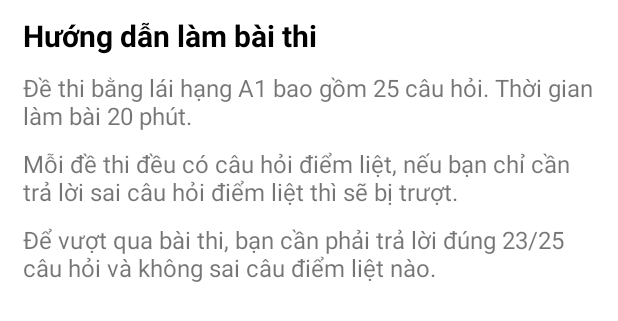
After one commit to chumeodiHERE/On-thi-GPLX, an Android app: the layout custom_thi_info_layout.xml on its own in the app's theme, with its tools: preview values and no code run, on a phone screen of 412 x 824 dp. The commit adds this screen. Shown: the top 321 px of the screen. Run offline under Robolectric (Android 15) with nearby library versions, the phone set to English and light mode, and no system bars.

Commit message:
add thi thu info

```diff
--- /dev/null
+++ b/app/src/main/res/drawable/baseline_info_24.xml
@@ -0,0 +1,5 @@
+<vector android:height="24dp" android:tint="#FFFFFF"
+    android:viewportHeight="24" android:viewportWidth="24"
+    android:width="24dp" xmlns:android="http://schemas.android.com/apk/res/android">
+    <path android:fillColor="@android:color/white" android:pathData="M12,2C6.48,2 2,6.48 2,12s4.48,10 10,10 10,-4.48 10,-10S17.52,2 12,2zM13,17h-2v-6h2v6zM13,9h-2L11,7h2v2z"/>
+</vector>
--- /dev/null
+++ b/app/src/main/res/layout/custom_thi_info_layout.xml
@@ -0,0 +1,34 @@
+<?xml version="1.0" encoding="utf-8"?>
+<LinearLayout xmlns:android="http://schemas.android.com/apk/res/android"
+    android:orientation="vertical"
+    android:layout_width="match_parent"
+    android:layout_height="match_parent"
+    android:layout_gravity="center"
+    android:paddingHorizontal="15dp">
+
+    <TextView
+        android:layout_width="wrap_content"
+        android:layout_height="wrap_content"
+        android:text="Hướng dẫn làm bài thi"
+        android:textSize="20sp"
+        android:textStyle="bold"
+        android:textColor="@color/black"
+        android:layout_marginVertical="10dp"/>
+    <TextView
+        android:layout_width="wrap_content"
+        android:layout_height="wrap_content"
+        android:text="Đề thi bằng lái hạng A1 bao gồm 25 câu hỏi. Thời gian làm bài 20 phút."
+        android:textSize="16sp" />
+    <TextView
+        android:layout_width="wrap_content"
+        android:layout_height="wrap_content"
+        android:text="Mỗi đề thi đều có câu hỏi điểm liệt, nếu bạn chỉ cần trả lời sai câu hỏi điểm liệt thì sẽ bị trượt."
+        android:textSize="16sp"
+        android:layout_marginVertical="10dp"/>
+    <TextView
+        android:layout_width="wrap_content"
+        android:layout_height="wrap_content"
+        android:text="Để vượt qua bài thi, bạn cần phải trả lời đúng 23/25 câu hỏi và không sai câu điểm liệt nào."
+        android:textSize="16sp" />
+
+</LinearLayout>
--- a/app/src/main/res/values/themes.xml
+++ b/app/src/main/res/values/themes.xml
@@ -6,7 +6,7 @@
         <item name="colorPrimaryVariant">@color/purple_700</item>
         <item name="colorOnPrimary">@color/white</item>
         <!-- Secondary brand color. -->
-        <item name="colorSecondary">@color/teal_200</item>
+        <item name="colorSecondary">@color/blue_primary</item>
         <item name="colorSecondaryVariant">@color/teal_700</item>
         <item name="colorOnSecondary">@color/black</item>
         <!-- Status bar color. -->
```
Also changed, not shown: app/src/main/java/com/hltstudio/on_thi_gplx/activity/TopicsActivity.java (+40 -0 lines), app/src/main/res/layout/activity_topics.xml (+0 -9 lines), app/src/main/res/menu/option_menu_thi.xml (added, +9 -0 lines).
